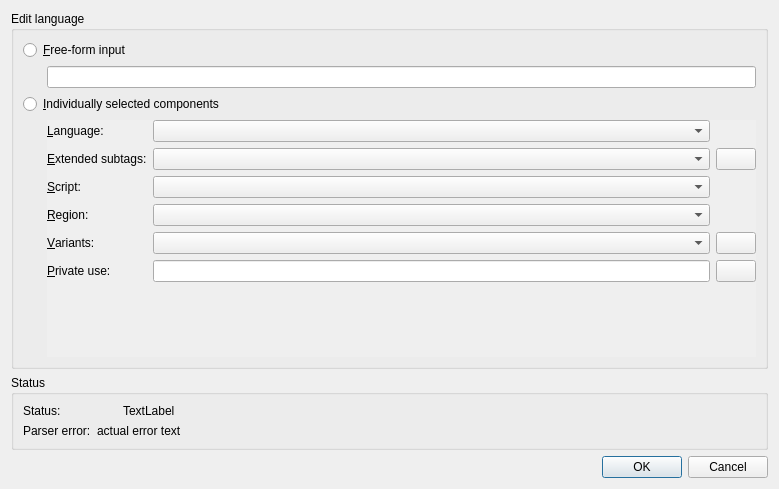
First picture: the form in src/mkvtoolnix-gui/forms/util/language_dialog.ui, repository jpsdr/MKVToolnix-Windows-7, before the edit.
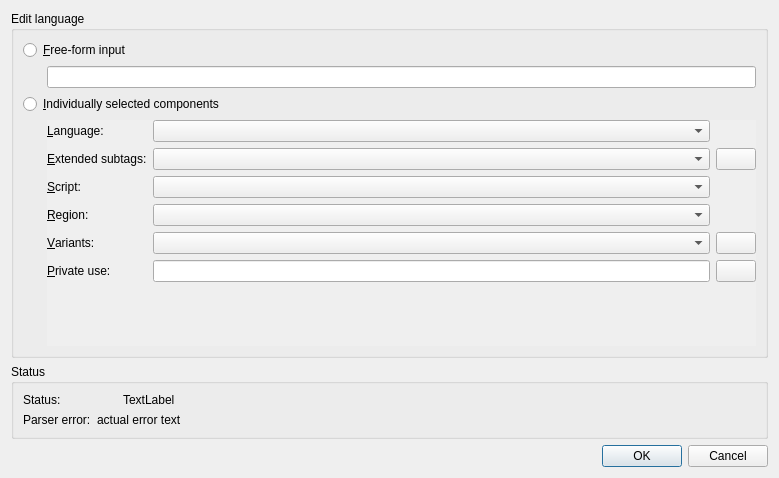
Second picture: the form after the edit. Icons and pictures are not drawn. Custom widgets are drawn as their Qt base class.

Commit message:
GUI: BCP 47 language dialog: fix scroll area layout sizing
Part of the implementation of #2419.

```diff
--- a/src/mkvtoolnix-gui/forms/util/language_dialog.ui
+++ b/src/mkvtoolnix-gui/forms/util/language_dialog.ui
@@ -7,7 +7,7 @@
     <x>0</x>
     <y>0</y>
     <width>779</width>
-    <height>489</height>
+    <height>478</height>
    </rect>
   </property>
   <property name="windowTitle">
@@ -62,6 +62,9 @@
       </item>
       <item>
        <layout class="QHBoxLayout" name="horizontalLayout_2">
+        <property name="spacing">
+         <number>0</number>
+        </property>
         <item>
          <spacer name="horizontalSpacer_2">
           <property name="orientation">
@@ -97,10 +100,13 @@
             <rect>
              <x>0</x>
              <y>0</y>
-             <width>705</width>
-             <height>203</height>
+             <width>711</width>
+             <height>192</height>
             </rect>
            </property>
+           <property name="autoFillBackground">
+            <bool>false</bool>
+           </property>
            <layout class="QGridLayout" name="sawComponentsLayout">
             <property name="leftMargin">
              <number>0</number>
```
The commit also changes 1 other file.
